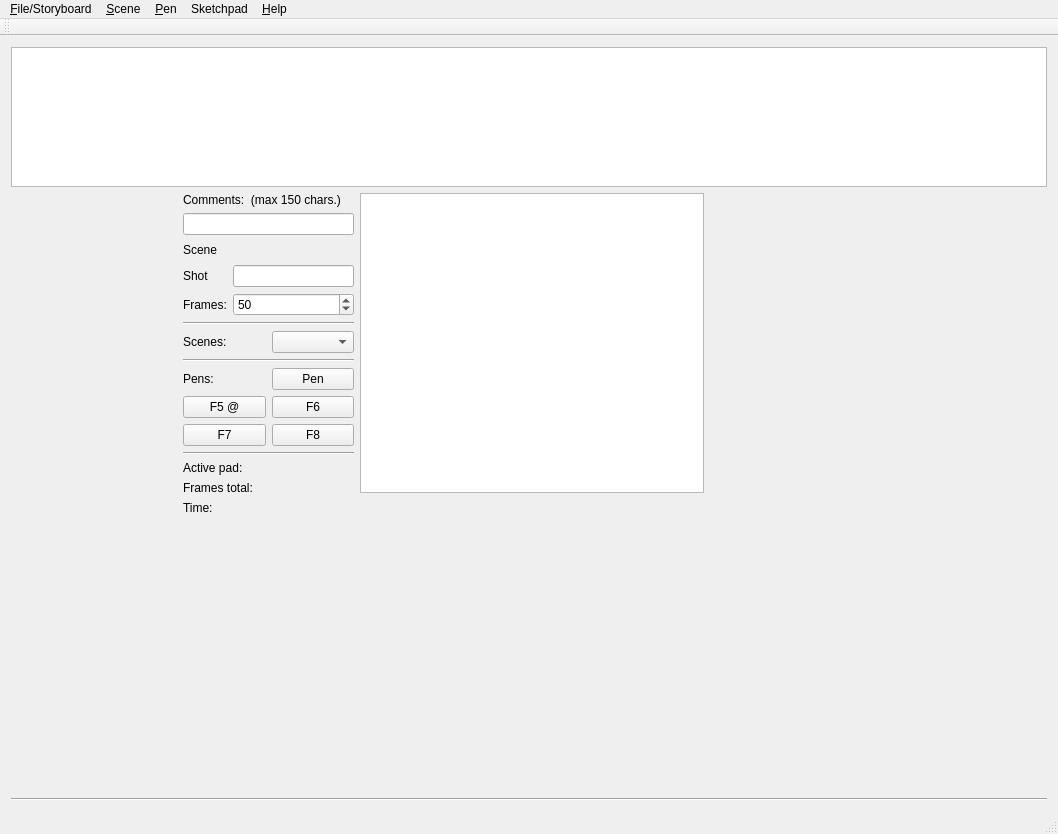
Qt form mainwindow.ui (davidlamhauge/dastoryboard) before a commit.
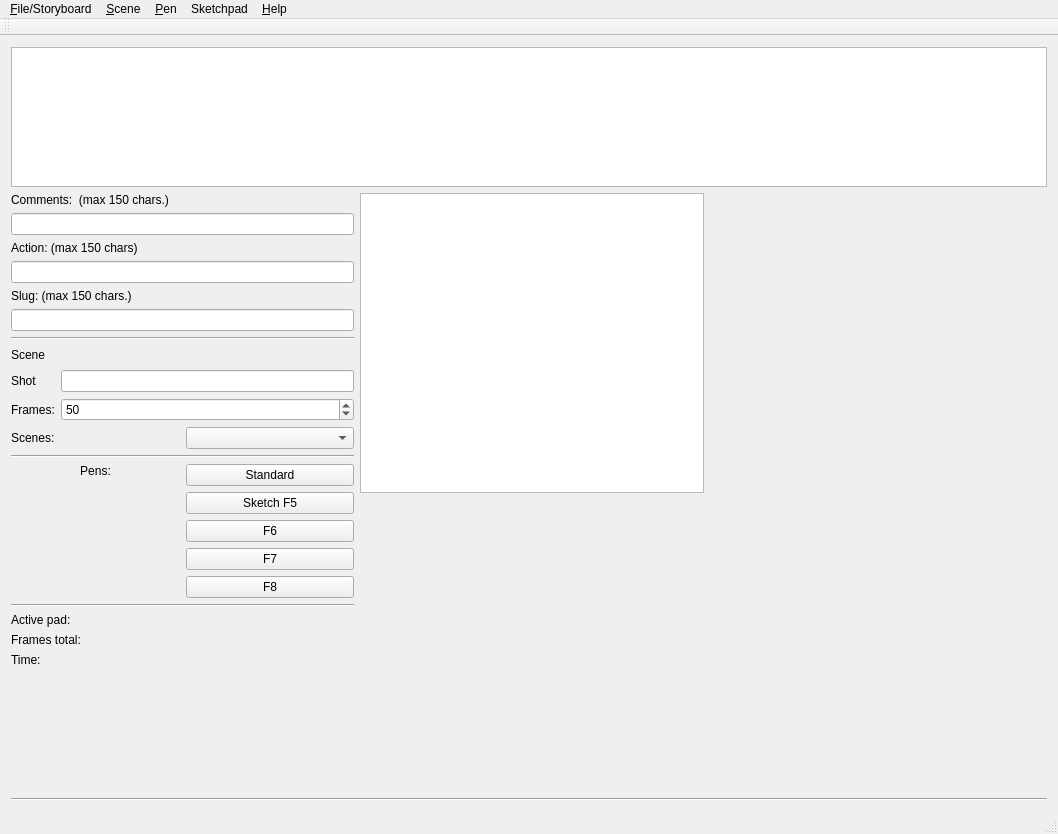
The same form after that commit. Icons and pictures are not drawn.

Commit message: Comments works. Redesign and more

The edit to the form file:
```diff
--- a/mainwindow.ui
+++ b/mainwindow.ui
@@ -24,8 +24,6 @@
     <normaloff>icon.png</normaloff>icon.png</iconset>
   </property>
   <widget class="QWidget" name="centralWidget">
-   <layout class="QGridLayout" name="gridLayout_4">
-    <item row="0" column="0">
      <layout class="QVBoxLayout" name="verticalLayout_5">
       <item>
        <widget class="QGraphicsView" name="gvStoryboard">
@@ -52,25 +50,6 @@
       <item>
        <layout class="QHBoxLayout" name="horizontalLayout_3">
         <item>
-         <layout class="QVBoxLayout" name="verticalLayout_4">
-          <item>
-           <layout class="QHBoxLayout" name="horizontalLayout">
-            <item>
-             <spacer name="horizontalSpacer_2">
-              <property name="orientation">
-               <enum>Qt::Horizontal</enum>
-              </property>
-              <property name="sizeHint" stdset="0">
-               <size>
-                <width>40</width>
-                <height>20</height>
-               </size>
-              </property>
-             </spacer>
-            </item>
-            <item>
-             <layout class="QVBoxLayout" name="verticalLayout_2">
-              <item>
                <layout class="QVBoxLayout" name="verticalLayout">
                 <item>
                  <widget class="QLabel" name="labComments">
@@ -86,6 +65,41 @@
                   </property>
                  </widget>
                 </item>
+        <item>
+         <widget class="QLabel" name="labAction">
+          <property name="text">
+           <string>Action: (max 150 chars)</string>
+          </property>
+         </widget>
+        </item>
+        <item>
+         <widget class="QLineEdit" name="leAction">
+          <property name="maxLength">
+           <number>150</number>
+          </property>
+         </widget>
+        </item>
+        <item>
+         <widget class="QLabel" name="labSlug">
+          <property name="text">
+           <string>Slug: (max 150 chars.)</string>
+          </property>
+         </widget>
+        </item>
+        <item>
+         <widget class="QLineEdit" name="leSlug">
+          <property name="maxLength">
+           <number>150</number>
+          </property>
+         </widget>
+        </item>
+        <item>
+         <widget class="Line" name="line">
+          <property name="orientation">
+           <enum>Qt::Horizontal</enum>
+          </property>
+         </widget>
+        </item>
                 <item>
                  <layout class="QGridLayout" name="gridLayout_3">
                   <item row="0" column="0">
@@ -109,6 +123,15 @@
                          </color>
                         </brush>
                        </colorrole>
+               <colorrole role="PlaceholderText">
+                <brush brushstyle="NoBrush">
+                 <color alpha="128">
+                  <red>0</red>
+                  <green>85</green>
+                  <blue>255</blue>
+                 </color>
+                </brush>
+               </colorrole>
                       </active>
                       <inactive>
                        <colorrole role="Text">
@@ -120,6 +143,15 @@
                          </color>
                         </brush>
                        </colorrole>
+               <colorrole role="PlaceholderText">
+                <brush brushstyle="NoBrush">
+                 <color alpha="128">
+                  <red>0</red>
+                  <green>85</green>
+                  <blue>255</blue>
+                 </color>
+                </brush>
+               </colorrole>
                       </inactive>
                       <disabled>
                        <colorrole role="Text">
@@ -131,6 +163,15 @@
                          </color>
                         </brush>
                        </colorrole>
+               <colorrole role="PlaceholderText">
+                <brush brushstyle="NoBrush">
+                 <color alpha="128">
+                  <red>0</red>
+                  <green>85</green>
+                  <blue>255</blue>
+                 </color>
+                </brush>
+               </colorrole>
                       </disabled>
                      </palette>
                     </property>
@@ -183,17 +224,6 @@
                  </layout>
                 </item>
                 <item>
-                 <widget class="Line" name="line">
-                  <property name="orientation">
-                   <enum>Qt::Horizontal</enum>
-                  </property>
-                 </widget>
-                </item>
-               </layout>
-              </item>
-              <item>
-               <layout class="QVBoxLayout" name="verticalLayout_6">
-                <item>
                  <layout class="QHBoxLayout" name="horizontalLayout_2">
                   <item>
                    <widget class="QLabel" name="labScenes">
@@ -215,43 +245,65 @@
                  </widget>
                 </item>
                 <item>
-                 <layout class="QGridLayout" name="gridLayout">
-                  <item row="0" column="0">
+         <layout class="QHBoxLayout" name="horizontalLayout">
+          <item>
+           <layout class="QVBoxLayout" name="verticalLayout_3">
+            <item>
                    <widget class="QLabel" name="labPens">
                     <property name="text">
                      <string>Pens:</string>
                     </property>
-                   </widget>
-                  </item>
-                  <item row="0" column="1">
+              <property name="alignment">
+               <set>Qt::AlignCenter</set>
+              </property>
+             </widget>
+            </item>
+            <item>
+             <spacer name="verticalSpacer_2">
+              <property name="orientation">
+               <enum>Qt::Vertical</enum>
+              </property>
+              <property name="sizeHint" stdset="0">
+               <size>
+                <width>20</width>
+                <height>40</height>
+               </size>
+              </property>
+             </spacer>
+            </item>
+           </layout>
+          </item>
+          <item>
+           <layout class="QVBoxLayout" name="verticalLayout_2">
+            <item>
                    <widget class="QPushButton" name="btnStandardPen">
                     <property name="text">
-                     <string>Pen</string>
+               <string>Standard</string>
                     </property>
                    </widget>
                   </item>
-                  <item row="1" column="0">
+            <item>
                    <widget class="QPushButton" name="btnF5">
                     <property name="text">
-                     <string>F5 @</string>
+               <string>Sketch F5</string>
                     </property>
                    </widget>
                   </item>
-                  <item row="1" column="1">
+            <item>
                    <widget class="QPushButton" name="btnF6">
                     <property name="text">
                      <string>F6</string>
                     </property>
                    </widget>
                   </item>
-                  <item row="2" column="0">
+            <item>
                    <widget class="QPushButton" name="btnF7">
                     <property name="text">
                      <string>F7</string>
                     </property>
                    </widget>
                   </item>
-                  <item row="2" column="1">
+            <item>
                    <widget class="QPushButton" name="btnF8">
                     <property name="text">
                      <string>F8</string>
@@ -260,6 +312,8 @@
                   </item>
                  </layout>
                 </item>
+         </layout>
+        </item>
                 <item>
                  <widget class="Line" name="line_4">
                   <property name="orientation">
@@ -313,14 +367,8 @@
                   </item>
                  </layout>
                 </item>
-               </layout>
-              </item>
-             </layout>
-            </item>
-           </layout>
-          </item>
           <item>
-           <spacer name="verticalSpacer_2">
+         <spacer name="verticalSpacer">
             <property name="orientation">
              <enum>Qt::Vertical</enum>
             </property>
@@ -335,7 +383,7 @@
          </layout>
         </item>
         <item>
-         <layout class="QVBoxLayout" name="verticalLayout_3">
+       <layout class="QVBoxLayout" name="verticalLayout_4">
           <item>
            <widget class="QGraphicsView" name="gvSketchPad">
             <property name="minimumSize">
@@ -356,7 +404,7 @@
            </widget>
           </item>
           <item>
-           <spacer name="verticalSpacer">
+         <spacer name="verticalSpacer_3">
             <property name="orientation">
              <enum>Qt::Vertical</enum>
             </property>
@@ -385,9 +433,7 @@
         </item>
        </layout>
       </item>
-     </layout>
-    </item>
-    <item row="1" column="0">
+    <item>
      <widget class="Line" name="line_3">
       <property name="orientation">
        <enum>Qt::Horizontal</enum>
```
Left out of the diff: 8 changed lines with no effect on the pictures. Lines whose indentation alone changed are shown as unchanged. The commit also changes 2 other files.
